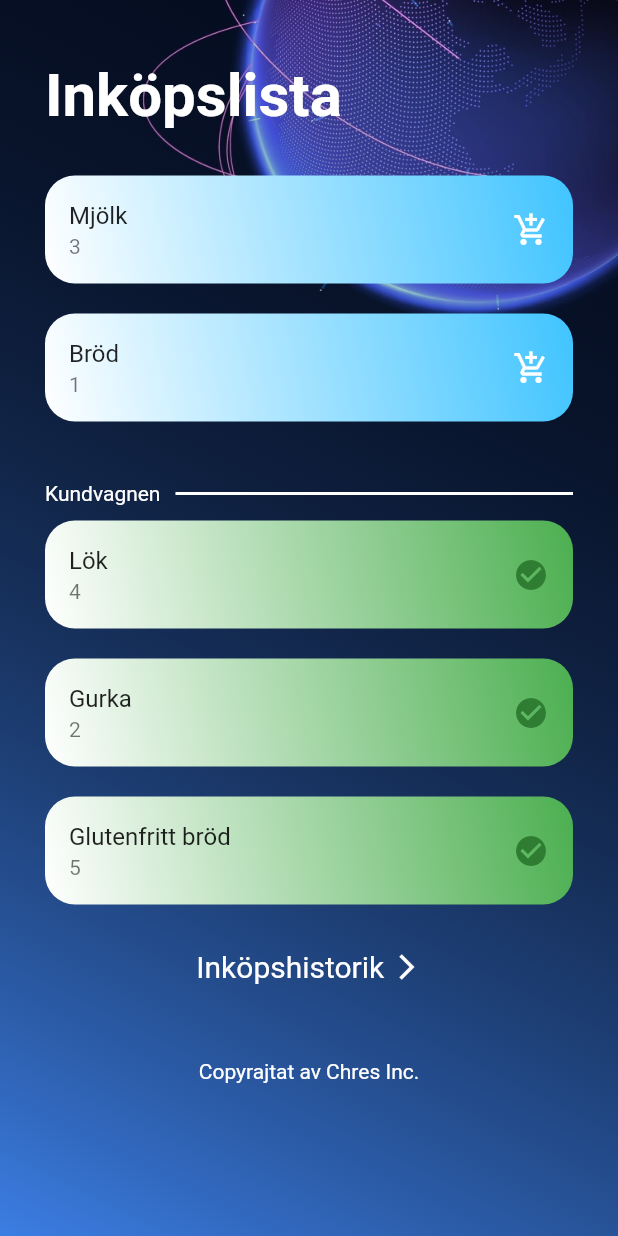
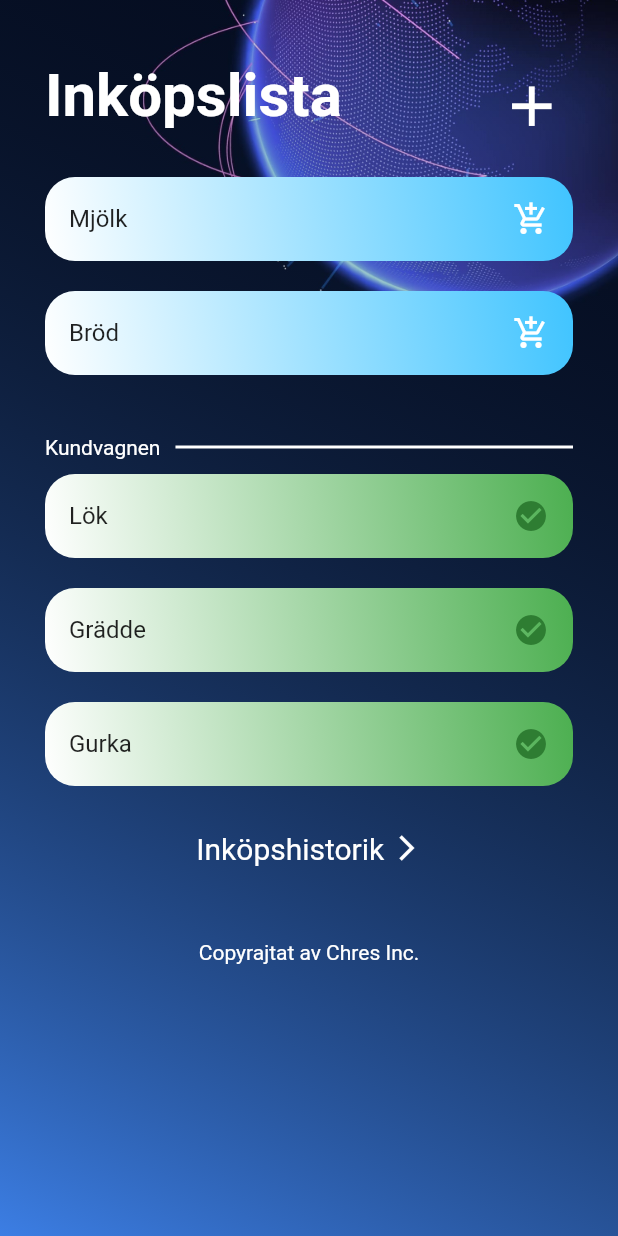
Before and after one commit to christianfrid/shoppinglist_app_mobile, a Flutter app: the screen it shows after launch, on a phone screen of 412 x 824 dp. Run offline on Flutter 3.47's test engine with Material 2 defaults, Android fonts, the phone set to English and light mode, and no system bars.

Commit message:
Added initial add-new-item dialog box

```diff
--- a/lib/main.dart
+++ b/lib/main.dart
@@ -1,3 +1,4 @@
+import 'package:shoppinglist_app_mobile/add_item_dialog_box.dart';
 import 'package:shoppinglist_app_mobile/mock/item_data/DataMocker.dart';
 import 'package:shoppinglist_app_mobile/types/ItemStatus.dart';
 import 'package:flutter/foundation.dart';
@@ -94,18 +95,18 @@ class _MyHomePageState extends State<MyHomePage>
     // Setting up mocked data
     _ticketItemUpcoming1 = Item(
         itemName: "Mjölk",
-        flightStatus: ItemStatus.TO_BE_ADDED,
-        amount: "3");
+        itemStatus: ItemStatus.TO_BE_ADDED
+    );
     _ticketItemUpcoming2 = Item(
         itemName: "Bröd",
-        flightStatus: ItemStatus.TO_BE_ADDED,
-        amount: "1");
+        itemStatus: ItemStatus.TO_BE_ADDED
+    );
 
     for (int i = 0; i < 10; i++) {
       _spentTickets.add(Item(
           itemName: _mock.getRandomItem(),
-          flightStatus: ItemStatus.ADDED_TO_CART,
-          amount: _mock.getRandomAmount()));
+          itemStatus: ItemStatus.ADDED_TO_CART
+      ));
     }
   }
 
@@ -143,13 +144,32 @@ class _MyHomePageState extends State<MyHomePage>
                   children: [
                     Padding(
                       padding:
-                      EdgeInsets.only(left: 30, top: 40, bottom: 20),
-                      child: Text(
-                        "Inköpslista",
-                        style: TextStyle(
-                            fontWeight: FontWeight.bold,
-                            color: Colors.white,
-                            fontSize: 40),
+                      EdgeInsets.only(left: 30, right: 40, top: 40, bottom: 20),
+                      child: Row(
+                        mainAxisAlignment: MainAxisAlignment.spaceBetween,
+                        children: [
+                          Text(
+                            "Inköpslista",
+                            style: TextStyle(
+                                fontWeight: FontWeight.bold,
+                                color: Colors.white,
+                                fontSize: 40),
+                          ),
+                          IconButton(
+                            icon: Icon(Icons.add_outlined, color: Colors.white, size: 45,),
+                            onPressed: () {
+                              showDialog(context: context,
+                                  builder: (BuildContext context){
+                                    return AddItemDialogBox(
+                                      title: "Lägg till ny vara",
+                                      itemName: "Här kan man skriva typ \"mjölk\" senare.",
+                                      text: "Lägg till!", key: ValueKey(context),
+                                    );
+                                  }
+                              );
+                            },
+                          ),
+                        ],
                       ),
                     ),
                     _ticketItemUpcoming1!,
@@ -205,11 +225,10 @@ class _MyHomePageState extends State<MyHomePage>
 
 class Item extends StatefulWidget {
   Item(
-      {Key? key, required this.amount, required this.itemName, required this.flightStatus})
+      {Key? key, required this.itemName, required this.itemStatus})
       : super(key: key);
-  final String amount;
   final String itemName;
-  final ItemStatus flightStatus;
+  final ItemStatus itemStatus;
 
   @override
   _ItemState createState() => _ItemState();
@@ -228,7 +247,7 @@ class _ItemState extends State<Item> {
               begin: Alignment.topRight,
               end: Alignment.bottomLeft,
               colors: [
-                widget.flightStatus == ItemStatus.ADDED_TO_CART
+                widget.itemStatus == ItemStatus.ADDED_TO_CART
                     ? Colors.green
                     : Colors.lightBlueAccent,
                 Colors.white,
@@ -237,8 +256,7 @@ class _ItemState extends State<Item> {
           ),
           child: ListTile(
               title: Text(widget.itemName),
-              subtitle: Text(widget.amount),
-              trailing: _getStatusIcon(widget.flightStatus)),
+              trailing: _getStatusIcon(widget.itemStatus)),
         ));
   }
 
--- a/lib/mock/item_data/DataMocker.dart
+++ b/lib/mock/item_data/DataMocker.dart
@@ -3,16 +3,7 @@ import "dart:math";
 class DataMocker {
 
   final _random = new Random();
-  final List<String> amounts = [
-    "7",
-    "1",
-    "2",
-    "3",
-    "4",
-    "5",
-    "6"
-  ];
-  final List<String> items= [
+  final List<String> items = [
     "Korv",
     "Basilika",
     "Glutenfritt bröd",
@@ -23,10 +14,6 @@ class DataMocker {
     "Smör"
   ];
 
-  String getRandomAmount() {
-    return amounts[_random.nextInt(amounts.length)];
-  }
-
   String getRandomItem() {
     String itemName = items[_random.nextInt(items.length)];
     return itemName;
--- /dev/null
+++ b/lib/types/constants.dart
@@ -0,0 +1,5 @@
+class Constants{
+  Constants._();
+  static const double padding = 20;
+  static const double topRadius = 10;
+}
```
Also changed, not shown: lib/add_item_dialog_box.dart (added, +65 -0 lines).
